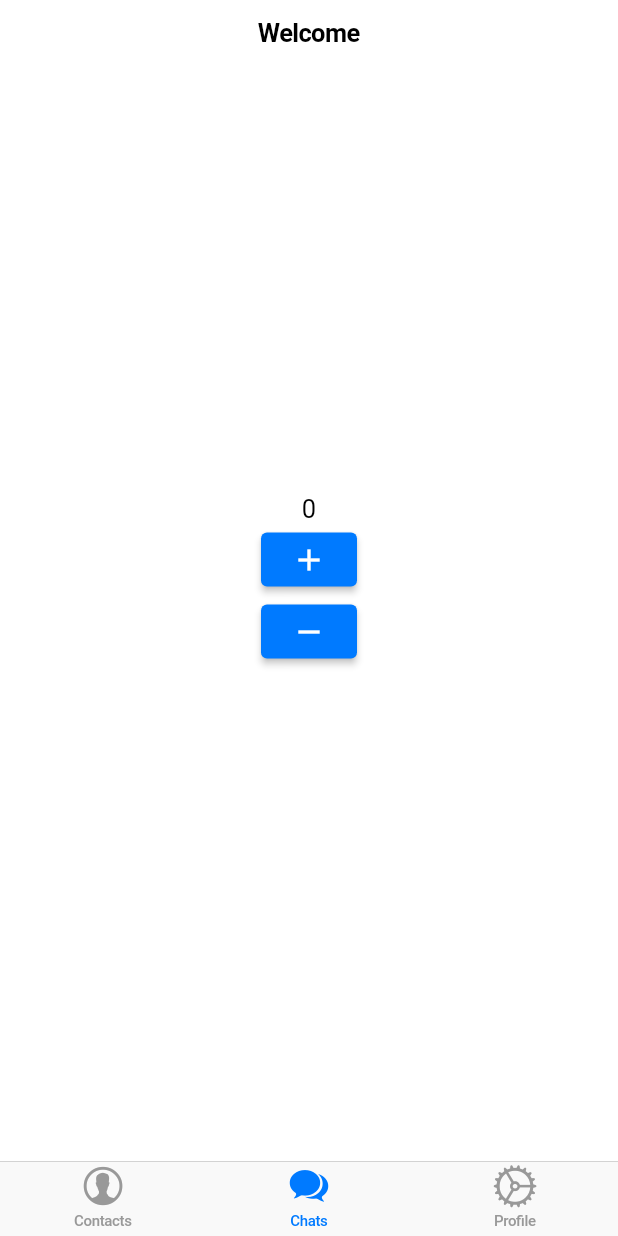
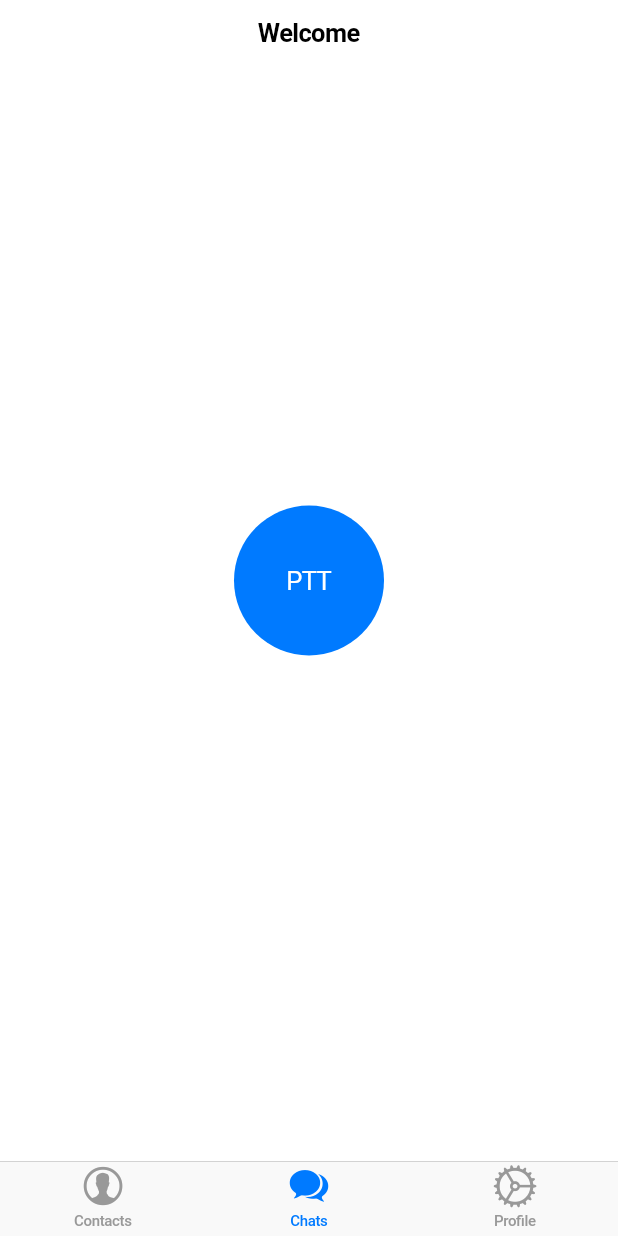
Before and after one commit to starchykov/flutter_login_app, a Flutter app: the HomePage screen opened by its route, item 2 of the bottom bar chosen, on a phone screen of 412 x 824 dp. Run offline on Flutter 3.47's test engine with Material 2 defaults, Android fonts, the phone set to English and light mode, and no system bars; our stand-ins replace shared_preferences, socket_io_client; missing offline and left inert: flutter_sound, mic_stream; accounts and stored records are empty; network calls fail.

Commit message:
Some general improvements

```diff
--- a/lib/domain/services/auth_service.dart
+++ b/lib/domain/services/auth_service.dart
@@ -2,7 +2,7 @@ import 'package:flutter_login_app/data/data_providers/session_auth_provider.dart
 import 'package:flutter_login_app/data/data_providers/session_data_provider.dart';
 
 
-class AuthRepository {
+class AuthService {
   final SessionAuthProvider _sessionAuthProvider = SessionAuthProvider();
   final SessionDataProvider _sessionDataProvider = SessionDataProvider();
 
--- a/lib/main.dart
+++ b/lib/main.dart
@@ -1,4 +1,4 @@
-import 'package:flutter/material.dart';
+import 'package:flutter/cupertino.dart';
 import 'package:flutter_login_app/ui/screens/application/app.dart';
 
 void main() {
--- a/lib/ui/screens/counter_screen/counter_page.dart
+++ b/lib/ui/screens/counter_screen/counter_page.dart
@@ -2,7 +2,7 @@ import 'package:flutter/cupertino.dart';
 import 'package:flutter/material.dart';
 import 'package:flutter_login_app/ui/screens/counter_screen/counter_state.dart';
 import 'package:flutter_login_app/ui/screens/counter_screen/counter_view_model.dart';
-
+import 'package:flutter_login_app/ui/screens/ptt_screen/ptt_screen.dart';
 import 'package:provider/provider.dart';
 
 class CounterPage extends StatelessWidget {
@@ -25,10 +25,11 @@ class CounterPage extends StatelessWidget {
       child: Center(
         child: Column(
           mainAxisSize: MainAxisSize.min,
-          children: const [
-            _CountTitle(),
-            _CountIncrementButton(),
-            _CountDecrementButton(),
+          children:  [
+            // _CountTitle(),
+            // _CountIncrementButton(),
+            // _CountDecrementButton(),
+            PTT.render(),
           ],
         ),
       ),
--- a/lib/ui/screens/counter_screen/counter_view_model.dart
+++ b/lib/ui/screens/counter_screen/counter_view_model.dart
@@ -10,7 +10,11 @@ class CounterViewModel extends ChangeNotifier {
   CountViewModelState get state => _state;
 
   CounterViewModel() {
-    _loadValue();
+    _initialize();
+  }
+
+  void _initialize() async {
+    await _loadValue();
   }
 
   Future<void> _loadValue() async {
--- a/lib/ui/screens/home_screen/home_view_model.dart
+++ b/lib/ui/screens/home_screen/home_view_model.dart
@@ -4,7 +4,7 @@ import 'package:flutter_login_app/ui/app_navigation/app_navigation.dart';
 
 class HomeViewModel {
   final BuildContext context;
-  final AuthRepository _authRepository = AuthRepository();
+  final AuthService _authRepository = AuthService();
   final AppNavigation _appNavigation = AppNavigation();
 
   HomeViewModel({required this.context});
--- a/lib/ui/screens/loader_screen/loader_view_model.dart
+++ b/lib/ui/screens/loader_screen/loader_view_model.dart
@@ -4,7 +4,7 @@ import 'package:flutter_login_app/ui/app_navigation/app_navigation.dart';
 
 class LoaderViewModel {
   final BuildContext context;
-  final AuthRepository _authRepository = AuthRepository();
+  final AuthService _authRepository = AuthService();
 
   LoaderViewModel({required this.context}) {
     _initialize();
--- a/lib/ui/screens/login_screen/login_page.dart
+++ b/lib/ui/screens/login_screen/login_page.dart
@@ -259,7 +259,10 @@ class _LoginButton extends StatelessWidget {
               visible: !model.state.authInProcess,
               child: Row(
                 children: const [
-                  Text('Login'),
+                  Text(
+                    'Login',
+                    style: TextStyle(color: CupertinoColors.white),
+                  ),
                   SizedBox(width: 8),
                   Icon(
                     CupertinoIcons.arrow_right_circle,
--- a/lib/ui/screens/login_screen/login_page_view_model.dart
+++ b/lib/ui/screens/login_screen/login_page_view_model.dart
@@ -8,7 +8,7 @@ import 'package:flutter_login_app/ui/screens/login_screen/login_page_state.dart'
 class LoginPageViewModel extends ChangeNotifier {
   LoginPageState _state = const LoginPageState();
 
-  final AuthRepository _authRepository = AuthRepository();
+  final AuthService _authRepository = AuthService();
 
   LoginPageState get state => _state;
 
--- /dev/null
+++ b/lib/ui/screens/ptt_screen/ptt_screen.dart
@@ -0,0 +1,43 @@
+import 'package:flutter/cupertino.dart';
+import 'package:flutter_login_app/ui/screens/ptt_screen/ptt_screen_state.dart';
+import 'package:flutter_login_app/ui/screens/ptt_screen/ptt_screen_view_model.dart';
+import 'package:provider/provider.dart';
+
+class PTT extends StatelessWidget {
+  const PTT({Key? key}) : super(key: key);
+
+  static Widget render() {
+    return ChangeNotifierProvider(
+      create: (BuildContext context) => PTTViewModel(),
+      child: const PTT(),
+    );
+  }
+
+  @override
+  Widget build(BuildContext context) {
+    final PTTViewModel viewModel = context.read<PTTViewModel>();
+    final PTTState state = context.select((PTTViewModel viewModel) => viewModel.state);
+    return Column(
+      children: [
+        GestureDetector(
+          onLongPress: () => viewModel.startListening(),
+          onLongPressEnd: (details) => viewModel.stopListening(),
+          onForcePressEnd: (details) => viewModel.stopListening(),
+          child: Container(
+            height: 100,
+            width: 100,
+            alignment: Alignment.center,
+            decoration: BoxDecoration(
+              color: state.isRecording ? CupertinoColors.destructiveRed : CupertinoColors.link,
+              borderRadius: BorderRadius.all(Radius.circular(50)),
+            ),
+            child: const Text(
+              'PTT',
+              style: TextStyle(color: CupertinoColors.white),
+            ),
+          ),
+        ),
+      ],
+    );
+  }
+}
--- /dev/null
+++ b/lib/ui/screens/ptt_screen/ptt_screen_state.dart
@@ -0,0 +1,30 @@
+import 'dart:typed_data';
+
+class PTTState {
+  final bool isRecording;
+  final List<Uint8List>? audioChunks;
+  final Uint8List? audioToPlay;
+  final String username;
+
+
+  const PTTState({
+    this.isRecording = false,
+    this.audioChunks = const [],
+    this.audioToPlay,
+    required this.username,
+  });
+
+  PTTState copyWith({
+    bool? isRecording,
+    List<Uint8List>? audioChunks,
+    Uint8List? audioToPlay,
+    String? username,
+  }) {
+    return PTTState(
+      isRecording: isRecording ?? this.isRecording,
+      audioChunks: audioChunks ?? this.audioChunks,
+      audioToPlay: audioToPlay ?? this.audioToPlay,
+      username: username ?? this.username,
+    );
+  }
+}
--- a/pubspec.yaml
+++ b/pubspec.yaml
@@ -41,6 +41,9 @@ dependencies:
   shared_preferences: ^2.0.15
   json_annotation: ^4.7.0
   build_runner: ^2.2.0
+  socket_io_client: ^2.0.0
+  mic_stream: ^0.6.2
+  flutter_sound: ^9.2.13
 
 dev_dependencies:
   flutter_test:
```
Also changed, not shown: lib/ui/screens/ptt_screen/mic_page.dart (added, +384 -0 lines), lib/ui/screens/ptt_screen/ptt_screen_view_model.dart (added, +190 -0 lines), lib/ui/screens/setting_screen/setting_page.dart (+8 -3 lines), lib/ui/screens/setting_screen/setting_page_view_model.dart (+10 -1 lines), assets/images/background_1.png (added), assets/images/background_2.png (added), pubspec.lock, 3 other files.
